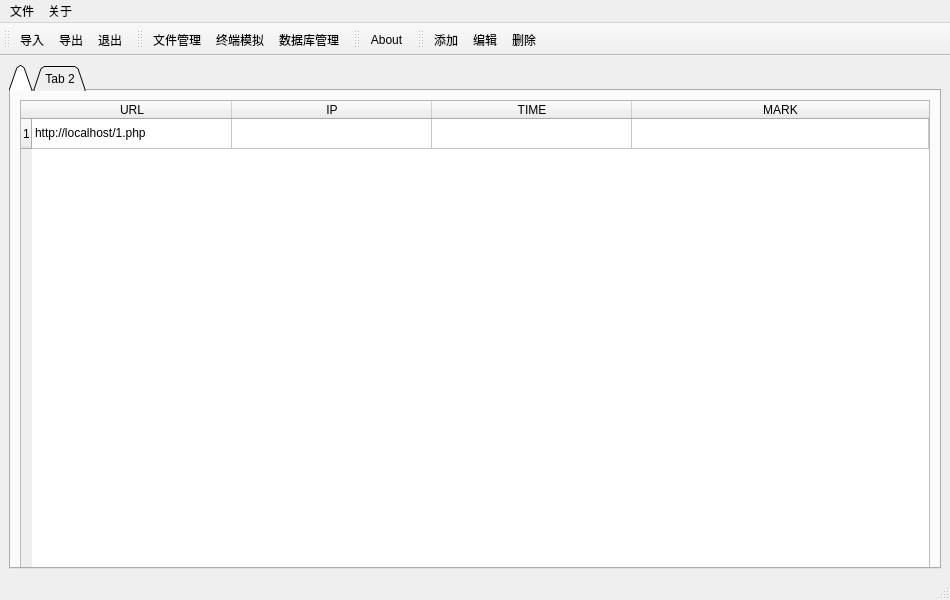
Before: the Qt Designer form mudao/ui/pannel/MainWindow.ui in musum/mudao, drawn with Qt 5.
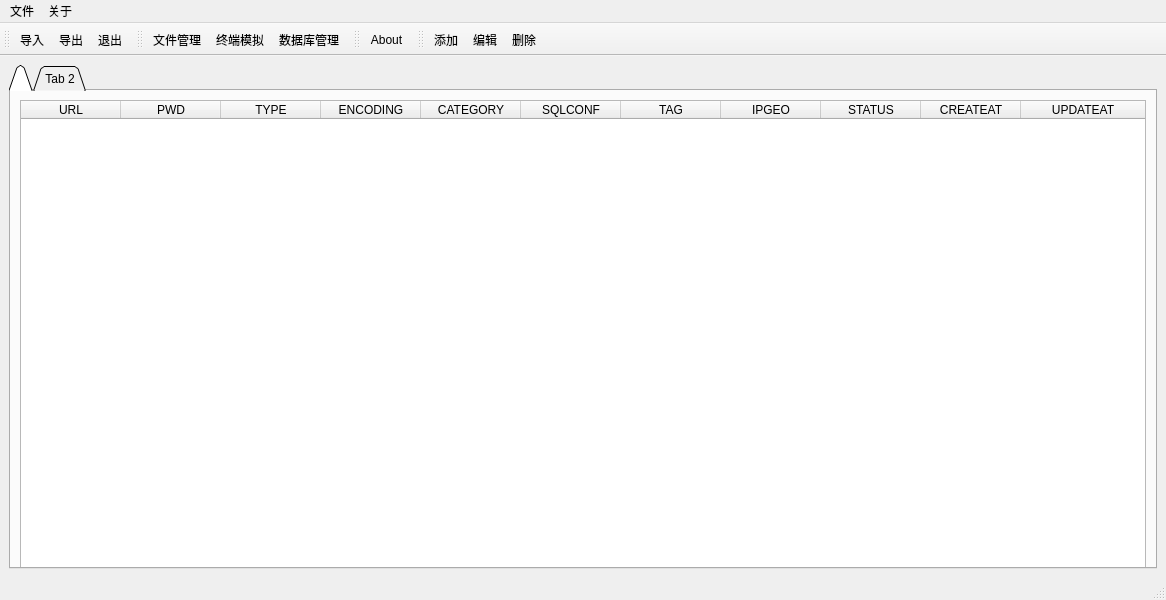
After: the same form once the commit is applied. Icons and pictures are not drawn.

```diff
--- a/mudao/ui/pannel/MainWindow.ui
+++ b/mudao/ui/pannel/MainWindow.ui
@@ -6,7 +6,7 @@
    <rect>
     <x>0</x>
     <y>0</y>
-    <width>950</width>
+    <width>1166</width>
     <height>600</height>
    </rect>
   </property>
@@ -85,17 +85,9 @@
           <attribute name="horizontalHeaderCascadingSectionResizes">
            <bool>true</bool>
           </attribute>
-          <attribute name="horizontalHeaderDefaultSectionSize">
-           <number>200</number>
-          </attribute>
           <attribute name="horizontalHeaderStretchLastSection">
            <bool>true</bool>
           </attribute>
-          <row>
-           <property name="text">
-            <string>1</string>
-           </property>
-          </row>
           <column>
            <property name="text">
             <string>URL</string>
@@ -103,29 +95,54 @@
           </column>
           <column>
            <property name="text">
-            <string>IP</string>
+            <string>PWD</string>
            </property>
           </column>
           <column>
            <property name="text">
-            <string>TIME</string>
+            <string>TYPE</string>
            </property>
           </column>
           <column>
            <property name="text">
-            <string>MARK</string>
+            <string>ENCODING</string>
            </property>
           </column>
-          <item row="0" column="0">
+          <column>
            <property name="text">
-            <string>http://localhost/1.php</string>
+            <string>CATEGORY</string>
            </property>
-          </item>
-          <item row="0" column="1">
+          </column>
+          <column>
            <property name="text">
-            <string/>
+            <string>SQLCONF</string>
            </property>
-          </item>
+          </column>
+          <column>
+           <property name="text">
+            <string>TAG</string>
+           </property>
+          </column>
+          <column>
+           <property name="text">
+            <string>IPGEO</string>
+           </property>
+          </column>
+          <column>
+           <property name="text">
+            <string>STATUS</string>
+           </property>
+          </column>
+          <column>
+           <property name="text">
+            <string>CREATEAT</string>
+           </property>
+          </column>
+          <column>
+           <property name="text">
+            <string>UPDATEAT</string>
+           </property>
+          </column>
          </widget>
         </item>
        </layout>
@@ -185,7 +202,7 @@
     <rect>
      <x>0</x>
      <y>0</y>
-     <width>950</width>
+     <width>1166</width>
      <height>23</height>
     </rect>
    </property>
```
